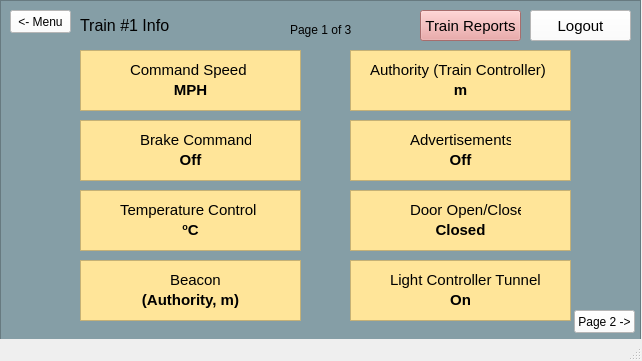
Before: the Qt Designer form src/UI/TrainModel/Train_Info_Page1.ui in aet37/ECE1140-Project, drawn with Qt 5.
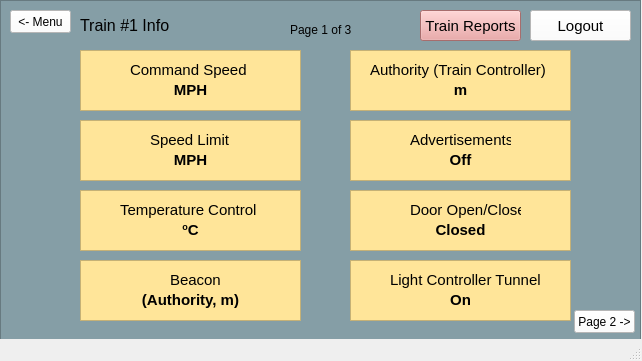
After: the same form once the commit is applied.

What changed in the file:
```diff
--- a/src/UI/TrainModel/Train_Info_Page1.ui
+++ b/src/UI/TrainModel/Train_Info_Page1.ui
@@ -287,9 +287,9 @@
     <widget class="QLabel" name="label_5">
      <property name="geometry">
       <rect>
-       <x>140</x>
+       <x>150</x>
        <y>130</y>
-       <width>111</width>
+       <width>81</width>
        <height>20</height>
       </rect>
      </property>
@@ -302,7 +302,7 @@
       <string notr="true">background-color: rgb(255, 229, 153);</string>
      </property>
      <property name="text">
-      <string>Brake Command</string>
+      <string>Speed Limit</string>
      </property>
     </widget>
     <widget class="QTextBrowser" name="disp_door">
@@ -599,7 +599,7 @@
       <string notr="true">background-color: rgb(255, 229, 153);</string>
      </property>
      <property name="text">
-      <string>Off</string>
+      <string>MPH</string>
      </property>
      <property name="alignment">
       <set>Qt::AlignCenter</set>
```
Left out of the diff: 4 changed lines with no effect on the pictures.
